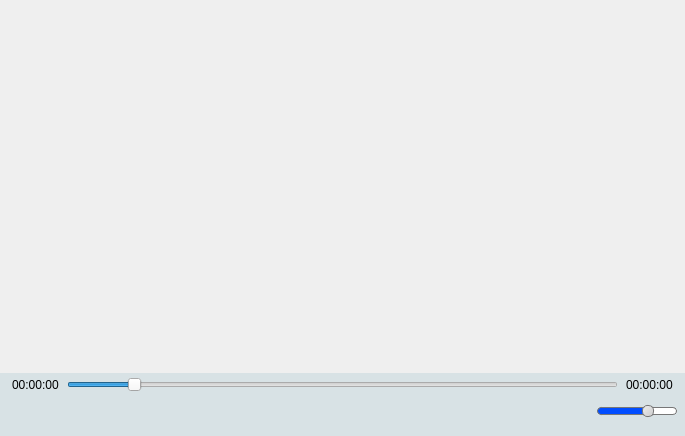
First picture: the form in main.ui, repository Benlamar/VideoPlayerWithTimeline, before the edit.
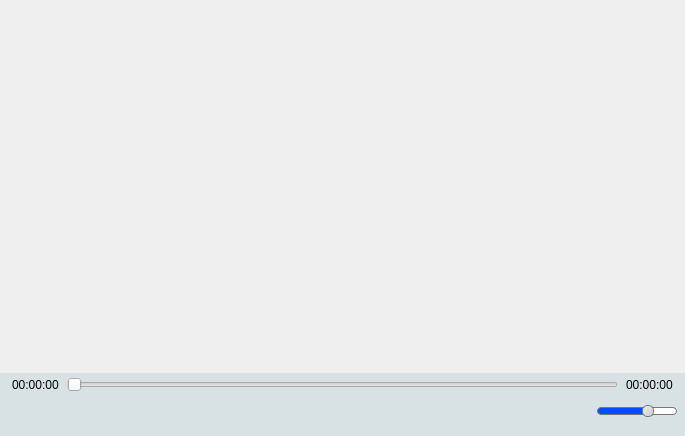
Second picture: the form after the edit. Icons and pictures are not drawn.

What changed in the file:
```diff
--- a/main.ui
+++ b/main.ui
@@ -129,10 +129,10 @@
              <string notr="true"/>
             </property>
             <property name="value">
-             <number>11</number>
+             <number>0</number>
             </property>
             <property name="sliderPosition">
-             <number>11</number>
+             <number>0</number>
             </property>
             <property name="tracking">
              <bool>true</bool>
```
Left out of the diff: 6 changed lines with no effect on the pictures.
